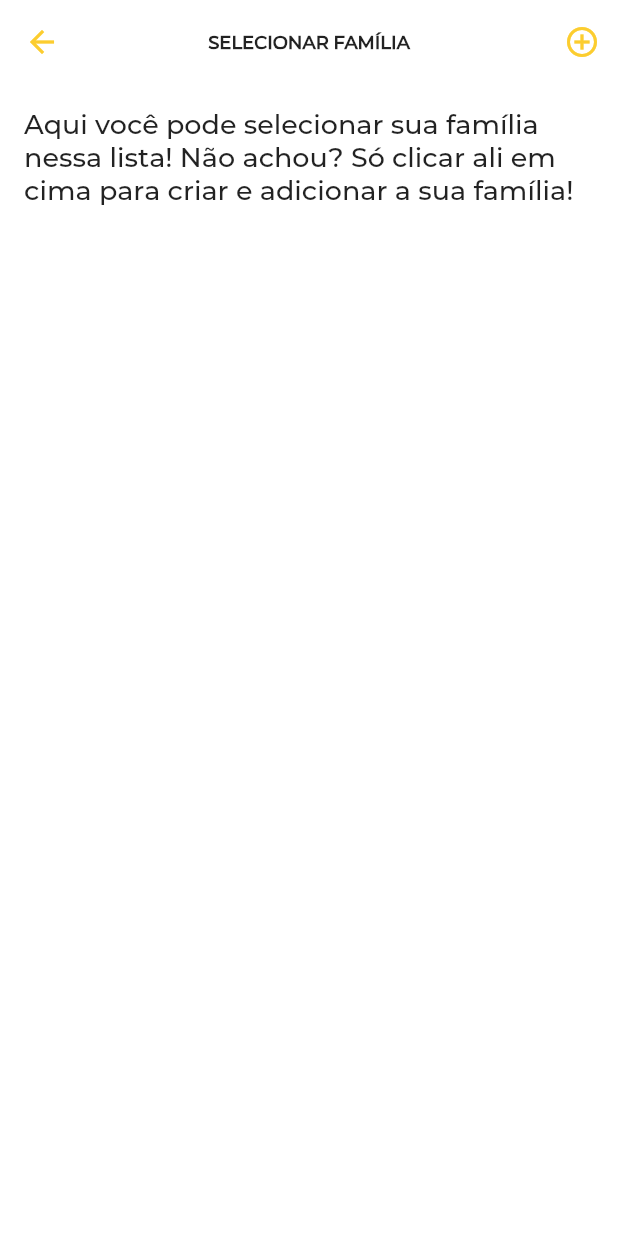
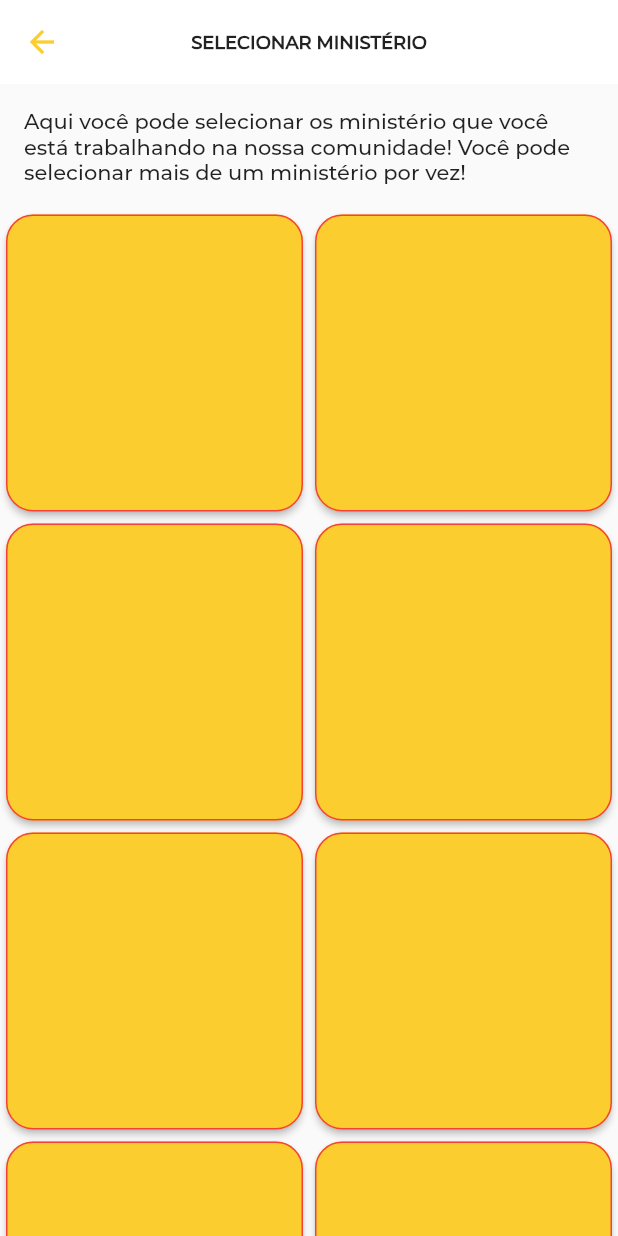
Before and after one commit to viniblima/ipro_app, a Flutter app: the CadastroOutrasInformacoesPage screen opened directly with empty values, after a tap on "Adicionar", on a phone screen of 412 x 824 dp. Run offline on Flutter 3.47's test engine with Material 2 defaults, Android fonts, the phone set to English and light mode, and no system bars; our stand-ins replace dio, flutter_datetime_picker, flutter_mobx, flutter_secure_storage, mobx; missing offline and left inert: animator; accounts and stored records are empty; generated files the repository leaves out were written again; network calls fail; project files that could hold a hidden picture were left out.

Commit message:
iniciando pagina de adição de ministerios

```diff
--- a/lib/pages/cadastro-outras-informacoes.page.dart
+++ b/lib/pages/cadastro-outras-informacoes.page.dart
@@ -1,5 +1,6 @@
 import 'package:flutter/material.dart';
 import 'package:ipro_app/pages/selecionar-familia.page.dart';
+import 'package:ipro_app/pages/selecionar-ministerio.page.dart';
 import 'package:ipro_app/util/slide-route.dart';
 import 'package:ipro_app/widgets/input-field-cadastro.widget.dart';
 
@@ -40,6 +41,7 @@ class _CadastroOutrasInformacoesPageState
       ),
     );
     objNavigation[obj] = paramsEdited;
+    print(objNavigation);
     setState(() {});
   }
 
@@ -47,6 +49,14 @@ class _CadastroOutrasInformacoesPageState
   Widget build(BuildContext context) {
     if (objNavigation['familia'] != null) {
       familiaController.text = objNavigation['familia'].nome;
+    }
+
+    if(objNavigation['ministerios'] == null){
+      objNavigation['ministerios'] = [];
+    }
+
+    if(objNavigation['cursos'] == null){
+      objNavigation['cursos'] = [];
     }
     return Scaffold(
       appBar: AppBar(
@@ -162,7 +172,9 @@ class _CadastroOutrasInformacoesPageState
                         onTap: () {
                           _navigateWithParams(
                             context,
-                            SelecionarFamiliaPage(),
+                            SelecionarMinisterioPage(
+                              tag: 'ministerios',
+                            ),
                             'ministerios',
                           );
                         },
@@ -241,7 +253,9 @@ class _CadastroOutrasInformacoesPageState
                         onTap: () {
                           _navigateWithParams(
                             context,
-                            SelecionarFamiliaPage(),
+                            SelecionarMinisterioPage(
+                              tag: 'cursos',
+                            ),
                             'cursos',
                           );
                         },
--- /dev/null
+++ b/lib/pages/selecionar-ministerio.page.dart
@@ -0,0 +1,84 @@
+import 'package:flutter/material.dart';
+import 'package:ipro_app/store/ministerio/ministerio.store.dart';
+import 'package:ipro_app/widgets/button-grid-ministerio.widget.dart';
+
+class SelecionarMinisterioPage extends StatefulWidget {
+  final String tag;
+
+  SelecionarMinisterioPage({
+    @required this.tag,
+  });
+
+  @override
+  _SelecionarMinisterioPageState createState() =>
+      _SelecionarMinisterioPageState();
+}
+
+class _SelecionarMinisterioPageState extends State<SelecionarMinisterioPage> {
+  MinisterioStore _ministerioStore = MinisterioStore();
+  List objs = [];
+  @override
+  void initState() {
+    // TODO: implement initState
+    super.initState();
+    if(widget.tag == 'ministerios'){
+      _ministerioStore.pegarMinisterios();
+    } else {
+      _ministerioStore.pegarCursos();
+    }
+  }
+
+  @override
+  Widget build(BuildContext context) {
+    return Scaffold(
+      appBar: AppBar(
+        textTheme: Theme.of(context).textTheme,
+        title: Text(
+          'SELECIONAR MINISTÉRIO',
+          style: TextStyle(
+            fontWeight: FontWeight.bold,
+            fontSize: 12,
+          ),
+        ),
+        iconTheme: IconThemeData(
+          color: Theme.of(context).accentColor,
+        ),
+        leading: IconButton(
+          onPressed: () {
+            Navigator.pop(context);
+          },
+          icon: Icon(
+            Icons.arrow_back,
+            color: Theme.of(context).accentColor,
+          ),
+        ),
+        centerTitle: true,
+        elevation: 0,
+        backgroundColor: Color.fromRGBO(255, 255, 255, 1),
+      ),
+      body: ListView(
+        shrinkWrap: true,
+        children: [
+          Container(
+            padding: EdgeInsets.all(16),
+            child: Text(
+                'Aqui você pode selecionar os ministério que você está trabalhando na nossa comunidade! Você pode selecionar mais de um ministério por vez!'),
+          ),
+          Container(
+            height: 1000,
+            child: GridView.builder(
+              physics: NeverScrollableScrollPhysics(),
+              gridDelegate: SliverGridDelegateWithFixedCrossAxisCount(
+                crossAxisCount: 2,
+              ),
+              itemCount: 11,
+              itemBuilder: (context, index) {
+                return ButtonGridMinisterio();
+              },
+            ),
+          ),
+        ],
+      ),
+    );
+  }
+}
--- /dev/null
+++ b/lib/widgets/button-grid-ministerio.widget.dart
@@ -0,0 +1,26 @@
+import 'package:flutter/material.dart';
+
+class ButtonGridMinisterio extends StatelessWidget {
+  @override
+  Widget build(BuildContext context) {
+    return Container(
+      decoration: BoxDecoration(
+        borderRadius: BorderRadius.all(
+          Radius.circular(18),
+        ),
+      ),
+      height: 60,
+      margin: EdgeInsets.all(4),
+      child: RaisedButton(
+        onPressed: () {},
+        color: Theme.of(context).accentColor,
+        shape: RoundedRectangleBorder(
+          borderRadius: BorderRadius.circular(18.0),
+          side: BorderSide(
+            color: Colors.red,
+          ),
+        ),
+      ),
+    );
+  }
+}
```
Also changed, not shown: lib/pages/adicionar-familia.page.dart (+114 -0 lines), lib/store/usuario/usuario.store.dart (+29 -3 lines).
